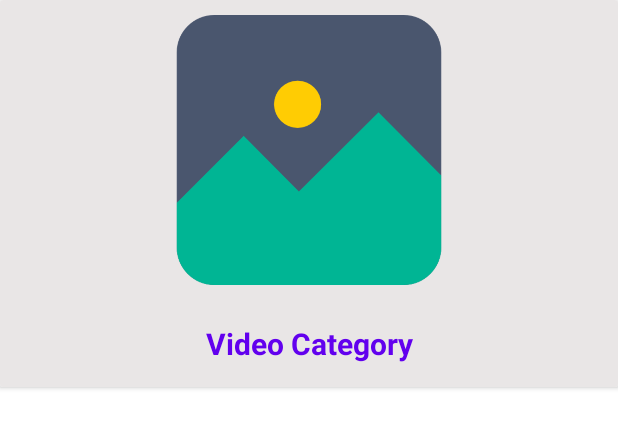
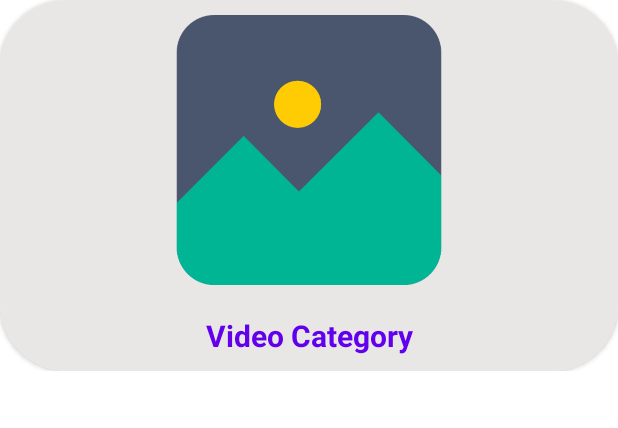
Before and after one commit to CarlosTaipe/YoutubeListingApp, an Android app: the layout item_category.xml on its own in the app's theme, with its tools: preview values and no code run, on a phone screen of 412 x 824 dp. Shown: the top 428 px of the screen. Run offline under Robolectric (Android 15) with nearby library versions, the phone set to English and light mode, and no system bars.

Commit message:
categoryAdapter finished!

```diff
--- a/app/src/main/java/com/cdta/youtubelistingapp/adapter/CategoryAdapter.kt
+++ b/app/src/main/java/com/cdta/youtubelistingapp/adapter/CategoryAdapter.kt
@@ -8,7 +8,8 @@ import com.cdta.youtubelistingapp.R
 import com.cdta.youtubelistingapp.model.Category
 import kotlinx.android.synthetic.main.item_category.view.*
 
-class CategoryAdapter(var list:ArrayList<Category>):RecyclerView.Adapter<RecyclerView.ViewHolder>() {
+class CategoryAdapter(var list:ArrayList<Category>):
+    RecyclerView.Adapter<RecyclerView.ViewHolder>() {
     override fun onCreateViewHolder(parent: ViewGroup, viewType: Int): RecyclerView.ViewHolder {
         var view=LayoutInflater.from(parent.context).inflate(R.layout.item_category,parent,false)
         return CategoryViewHolder(view)
--- a/app/src/main/res/layout/item_category.xml
+++ b/app/src/main/res/layout/item_category.xml
@@ -2,10 +2,12 @@
 <LinearLayout xmlns:android="http://schemas.android.com/apk/res/android"
     xmlns:app="http://schemas.android.com/apk/res-auto"
     android:layout_width="match_parent"
-    android:layout_height="match_parent"
+    android:layout_height="wrap_content"
+    android:layout_marginBottom="20dp"
     android:orientation="vertical">
 
     <androidx.cardview.widget.CardView
+        app:cardCornerRadius="20pt"
         android:layout_width="match_parent"
         android:layout_height="wrap_content">
 
@@ -28,7 +30,6 @@
                 android:layout_width="match_parent"
                 android:layout_height="wrap_content"
                 android:layout_margin="10dp"
-                android:padding="5dp"
                 android:text="Video Category"
                 android:textAlignment="center"
                 android:textColor="@color/design_default_color_primary"
```
Also changed, not shown: app/src/main/java/com/cdta/youtubelistingapp/MainActivity.kt (+8 -2 lines), app/src/main/res/layout/activity_main.xml (+5 -6 lines).
